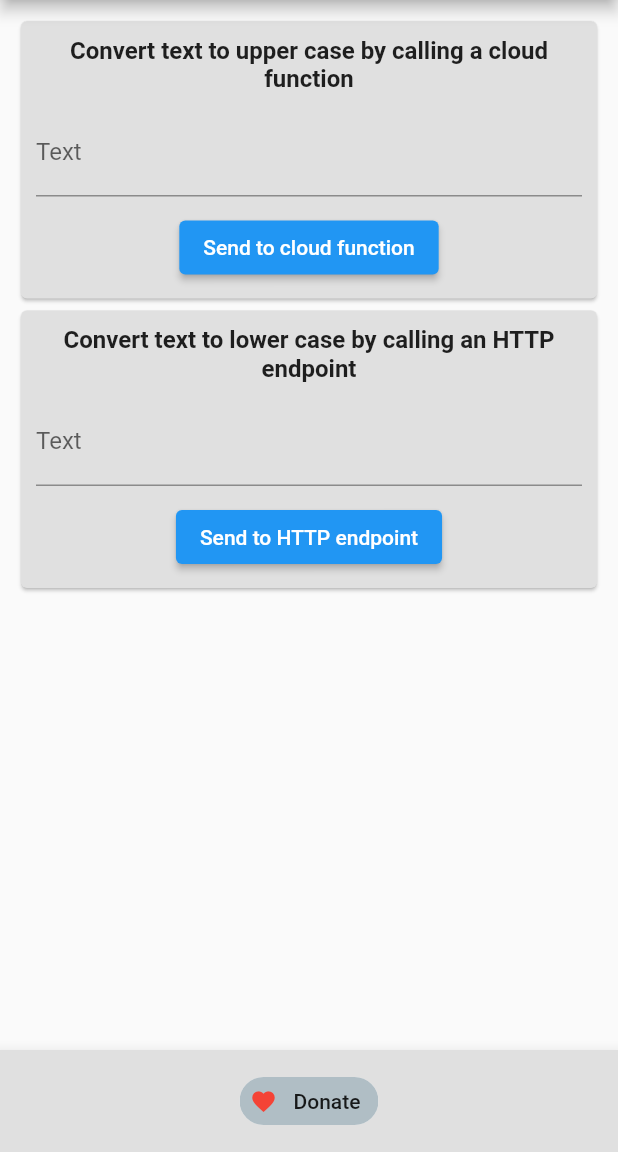
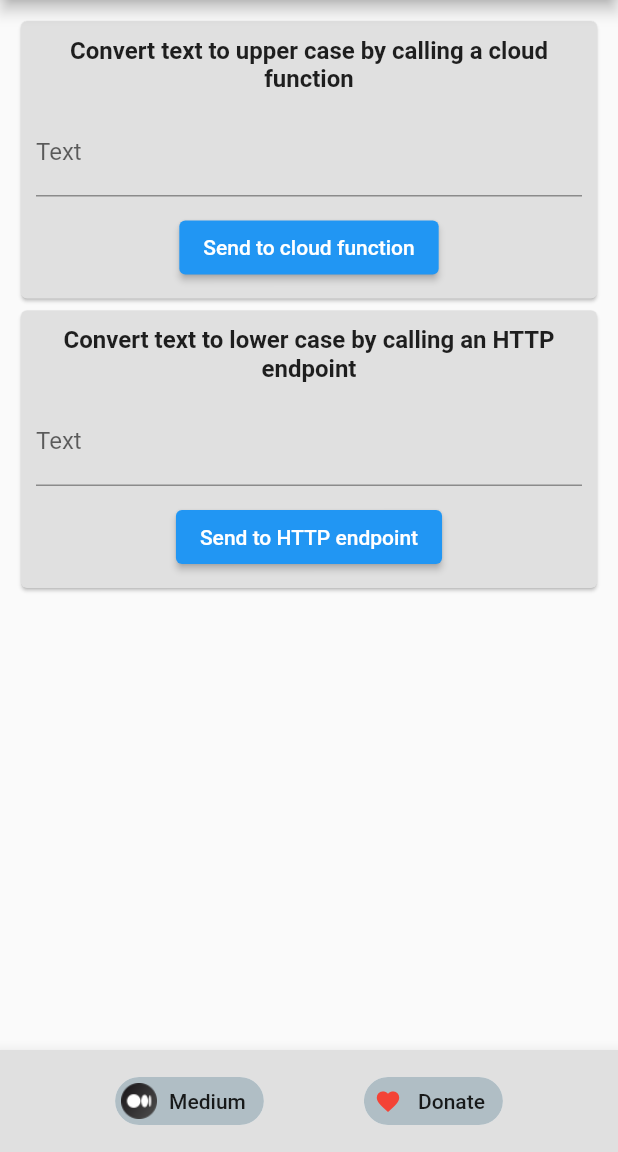
Before and after one commit to xeladu/flutter_firebase, a Flutter app: the screen it shows after launch, after a tap on "Cloud Functions", on a phone screen of 412 x 824 dp, the part 84-1236 px from its top. Run offline on Flutter 3.47's test engine with Material 2 defaults, Android fonts, the phone set to English and light mode, and no system bars; our stand-ins replace cloud_firestore, cloud_functions, dio, firebase_auth, firebase_core, firebase_remote_config and 2 more; missing offline and left inert: firebase_app_check; accounts and stored records are empty; generated files the repository leaves out were written again.

Commit message:
Add Remote Config example

```diff
--- a/lib/main.dart
+++ b/lib/main.dart
@@ -1,8 +1,10 @@
 import 'package:firebase_core/firebase_core.dart';
+import 'package:firebase_remote_config/firebase_remote_config.dart';
 import 'package:flutter/material.dart';
 import 'package:flutter_firebase/pages/auth_page.dart';
 import 'package:flutter_firebase/pages/firestore_page.dart';
 import 'package:flutter_firebase/pages/functions_page.dart';
+import 'package:flutter_firebase/pages/remote_config_page.dart';
 import 'package:flutter_firebase/pages/storage_page.dart';
 import 'package:flutter_firebase/widgets/custom_bottom_app_bar.dart';
 import 'package:firebase_app_check/firebase_app_check.dart';
@@ -11,8 +13,19 @@ import 'firebase_options.dart';
 
 Future<void> main() async {
   WidgetsFlutterBinding.ensureInitialized();
+
   await Firebase.initializeApp(options: DefaultFirebaseOptions.currentPlatform);
+
   await FirebaseAppCheck.instance.activate();
+
+  // do not use these durations in production as the server limit will be reached very quickly!
+  await FirebaseRemoteConfig.instance.setConfigSettings(RemoteConfigSettings(
+    fetchTimeout: const Duration(minutes: 1),
+    minimumFetchInterval: const Duration(minutes: 1),
+  ));
+  await FirebaseRemoteConfig.instance
+      .setDefaults(const {"platformString": "Hello!"});
+
   runApp(const MyApp());
 }
 
@@ -86,6 +99,15 @@ class _State extends State<HomePage> {
                         builder: (context) => const StoragePage()));
                   },
                   child: const Text("Storage"))),
+          Container(height: 10),
+          Padding(
+              padding: const EdgeInsets.symmetric(horizontal: 12),
+              child: ElevatedButton(
+                  onPressed: () {
+                    Navigator.of(context).push(MaterialPageRoute(
+                        builder: (context) => const RemoteConfigPage()));
+                  },
+                  child: const Text("Remote Config"))),
         ])));
   }
 }
--- a/lib/pages/functions_page.dart
+++ b/lib/pages/functions_page.dart
@@ -20,7 +20,7 @@ class _State extends State<FunctionsPage> {
       appBar: AppBar(title: const Center(child: Text("Firebase Storage"))),
       bottomNavigationBar: const CustomBottomAppBar(
           showGitHubLink: false,
-          showMediumLink: false,
+          showMediumLink: true,
           customMediumLink:
               "https://levelup.gitconnected.com/how-to-work-with-firebase-cloud-functions-from-a-flutter-app-fb818c01b0db"),
       body: Padding(
--- a/pubspec.yaml
+++ b/pubspec.yaml
@@ -37,9 +37,11 @@ dependencies:
   cloud_firestore: ^3.4.3
   cloud_functions: ^3.3.3
   dio: ^4.0.6
+  firebase_analytics: ^9.3.6
   firebase_app_check: ^0.0.6+18
   firebase_auth: ^3.4.2
   firebase_core: ^1.20.0
+  firebase_remote_config: ^2.0.18
   firebase_storage: ^10.3.4
   image_picker: ^0.8.5+3
   url_launcher: ^6.1.2
```
Also changed, not shown: lib/pages/remote_config_page.dart (added, +43 -0 lines), pubspec.lock, 2 other files.
